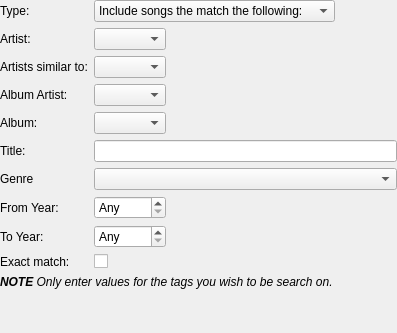
Above: dynamic/dynamicrule.ui from polpo/cantata-mac before the change. Below: the same form after it.
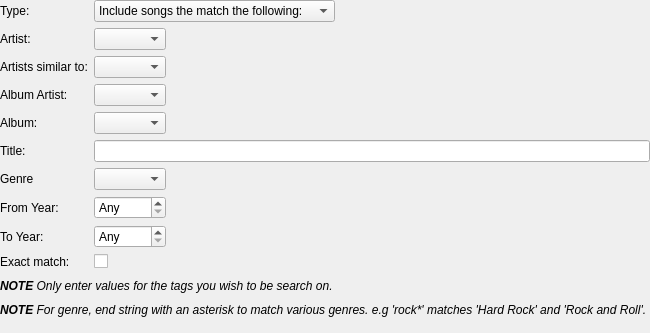
That is the form after the change. Custom widgets are drawn as their Qt base class.

Commit message: Allow wildcard genres. e.g. 'Rock*' for 'Hard Rock' and 'RockNRoll'

The edit to the form file:
```diff
--- a/dynamic/dynamicrule.ui
+++ b/dynamic/dynamicrule.ui
@@ -85,14 +85,7 @@
       </widget>
      </item>
      <item row="6" column="1">
-      <widget class="GenreCombo" name="genreCombo">
-       <property name="sizePolicy">
-        <sizepolicy hsizetype="MinimumExpanding" vsizetype="Fixed">
-         <horstretch>0</horstretch>
-         <verstretch>0</verstretch>
-        </sizepolicy>
-       </property>
-      </widget>
+      <widget class="CompletionCombo" name="genreText"/>
      </item>
      <item row="7" column="0">
       <widget class="BuddyLabel" name="label_6">
@@ -193,13 +186,23 @@
     </layout>
    </item>
    <item>
-    <widget class="BuddyLabel" name="label_7">
-     <property name="sizePolicy">
-      <sizepolicy hsizetype="Preferred" vsizetype="MinimumExpanding">
-       <horstretch>0</horstretch>
-       <verstretch>0</verstretch>
-      </sizepolicy>
+    <spacer name="verticalSpacer_3xx">
+     <property name="orientation">
+      <enum>Qt::Vertical</enum>
      </property>
+     <property name="sizeType">
+      <enum>QSizePolicy::Fixed</enum>
+     </property>
+     <property name="sizeHint" stdset="0">
+      <size>
+       <width>20</width>
+       <height>4</height>
+      </size>
+     </property>
+    </spacer>
+   </item>
+   <item>
+    <widget class="QLabel" name="label_7">
      <property name="text">
       <string>&lt;i&gt;&lt;b&gt;NOTE&lt;/b&gt; Only enter values for the tags you wish to be search on. &lt;/i&gt;</string>
      </property>
@@ -207,6 +210,48 @@
       <set>Qt::AlignLeading|Qt::AlignLeft|Qt::AlignTop</set>
      </property>
     </widget>
+  </item>
+  <item>
+   <spacer name="verticalSpacer_3x">
+    <property name="orientation">
+     <enum>Qt::Vertical</enum>
+    </property>
+    <property name="sizeType">
+     <enum>QSizePolicy::Fixed</enum>
+    </property>
+    <property name="sizeHint" stdset="0">
+     <size>
+      <width>20</width>
+      <height>4</height>
+     </size>
+    </property>
+   </spacer>
+  </item>
+  <item>
+    <widget class="QLabel" name="label_7x">
+     <property name="text">
+      <string>&lt;i&gt;&lt;b&gt;NOTE&lt;/b&gt; For genre, end string with an asterisk to match various genres. e.g 'rock*' matches 'Hard Rock' and 'Rock and Roll'. &lt;/i&gt;</string>
+     </property>
+     <property name="alignment">
+      <set>Qt::AlignLeading|Qt::AlignLeft|Qt::AlignTop</set>
+     </property>
+    </widget>
+   </item>
+   <item>
+    <spacer name="verticalSpacer_3xy">
+     <property name="orientation">
+      <enum>Qt::Vertical</enum>
+     </property>
+     <property name="sizeType">
+      <enum>QSizePolicy::MinimumExpanding</enum>
+     </property>
+     <property name="sizeHint" stdset="0">
+      <size>
+       <width>20</width>
+       <height>0</height>
+      </size>
+     </property>
+    </spacer>
    </item>
   </layout>
  </widget>
@@ -226,11 +271,6 @@
    <extends>QComboBox</extends>
    <header>completioncombo.h</header>
   </customwidget>
-  <customwidget>
-   <class>GenreCombo</class>
-   <extends>QComboBox</extends>
-   <header>genrecombo.h</header>
-  </customwidget>
   <customwidget>
    <class>BuddyLabel</class>
    <extends>QLabel</extends>
```
Left out of the diff: 4 changed lines with no effect on the pictures. The commit also changes 4 other files.
